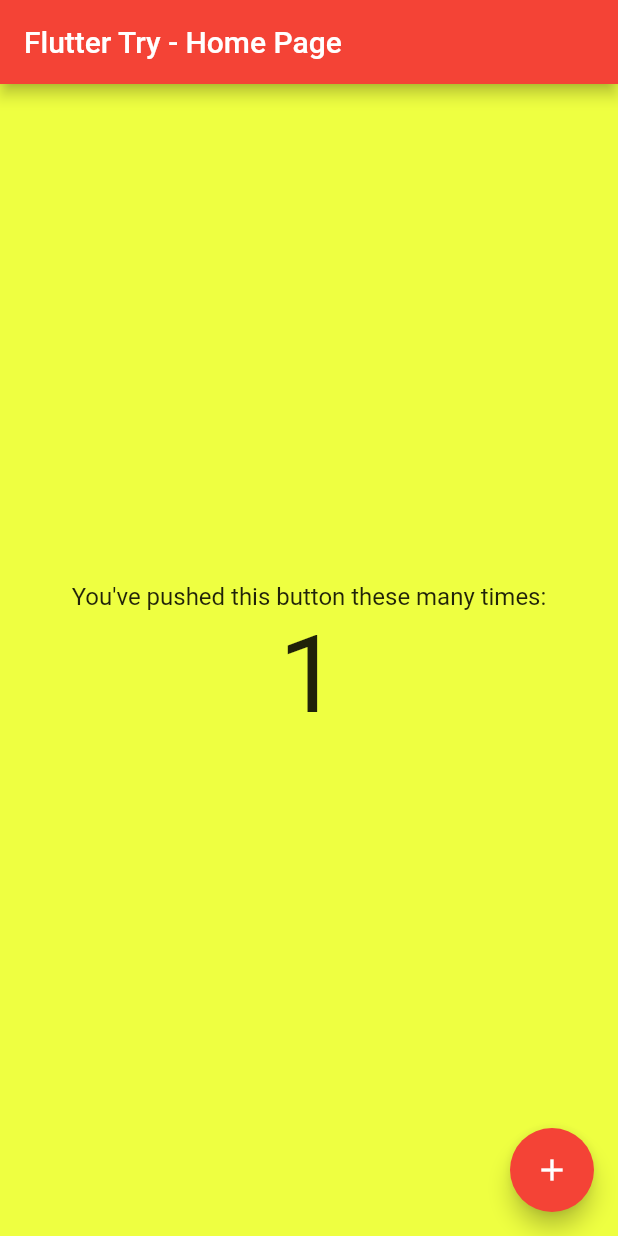
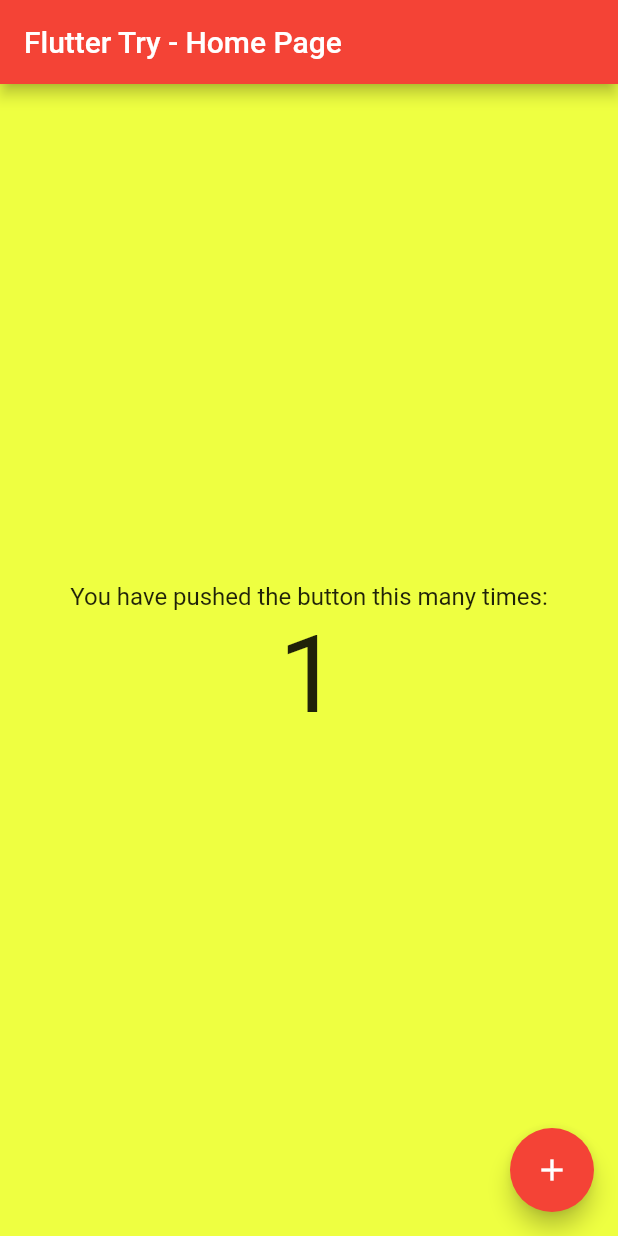
Before and after one commit to helton-isac/Flutter-App, a Flutter app: the screen it shows after launch, after a tap on the "add" icon, on a phone screen of 412 x 824 dp. Run offline on Flutter 3.47's test engine with Material 2 defaults, Android fonts, the phone set to English and light mode, and no system bars.

Commit message:
Simplifying and refactoring some code

```diff
--- a/lib/main.dart
+++ b/lib/main.dart
@@ -1,8 +1,6 @@
 import 'package:flutter/material.dart';
 
-void main() {
-  runApp(MyApp());
-}
+void main() => runApp(MyApp());
 
 class MyApp extends StatelessWidget {
   @override
@@ -10,16 +8,18 @@ class MyApp extends StatelessWidget {
     return MaterialApp(
       title: "Flutter Demo",
       theme: ThemeData(primaryColor: Colors.red, primarySwatch: Colors.red),
-      home: MyHomePage(),
+      home: MyHomePage(title: "Flutter Try - Home Page"),
     );
   }
 }
 
 class MyHomePage extends StatefulWidget {
+  MyHomePage({Key key, this.title}) : super(key: key);
+
+  final String title;
+
   @override
-  State<StatefulWidget> createState() {
-    return _MyHomePageState();
-  }
+  _MyHomePageState createState() => _MyHomePageState();
 }
 
 class _MyHomePageState extends State<MyHomePage> {
@@ -35,20 +35,15 @@ class _MyHomePageState extends State<MyHomePage> {
   Widget build(BuildContext context) {
     return Scaffold(
       backgroundColor: Colors.limeAccent,
-      floatingActionButton: FloatingActionButton(
-        child: Icon(Icons.add),
-        tooltip: "Increment",
-        onPressed: incrementCounter,
-      ),
       appBar: AppBar(
-        title: Text("Flutter Try - Home Page"),
+        title: Text(widget.title),
       ),
       body: Center(
         child: Column(
           mainAxisAlignment: MainAxisAlignment.center,
           children: [
             Text(
-              "You've pushed this button these many times:",
+              "You have pushed the button this many times:",
               style: TextStyle(fontSize: 16),
             ),
             Text(
@@ -59,6 +54,11 @@ class _MyHomePageState extends State<MyHomePage> {
           ],
         ),
       ),
+      floatingActionButton: FloatingActionButton(
+        child: Icon(Icons.add),
+        tooltip: "Increment",
+        onPressed: incrementCounter,
+      ),
     );
   }
 }
```
